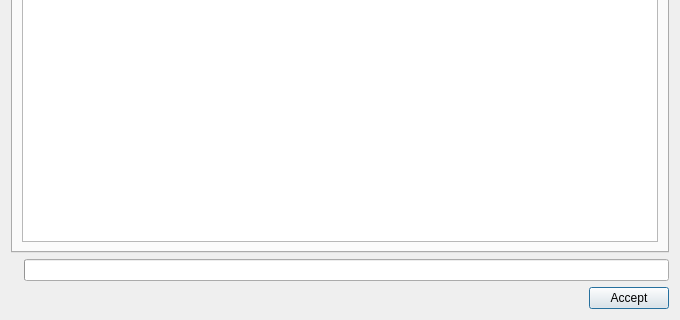
Old version of the form core/ui/toolbars/utilities/project_check.ui in the repository ibergis/ibergis_qgis_plugin; both pictures show x 0 to 680 and y 240 to 560 of the 680 by 560 pixel window.
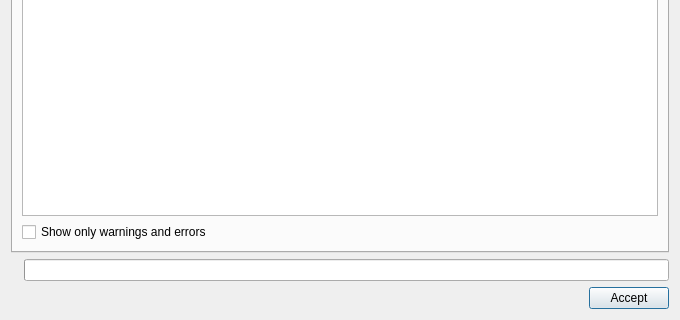
New version of the form.

Commit message: feat(check_project): improve check project

Patch:
```diff
--- a/core/ui/toolbars/utilities/project_check.ui
+++ b/core/ui/toolbars/utilities/project_check.ui
@@ -27,6 +27,13 @@
        <item row="0" column="0">
         <widget class="QTextEdit" name="txt_infolog"/>
        </item>
+       <item row="1" column="0">
+        <widget class="QCheckBox" name="chb_info">
+         <property name="text">
+          <string>Show only warnings and errors</string>
+         </property>
+        </widget>
+       </item>
       </layout>
      </widget>
     </widget>
```
The commit also changes 5 other files.
